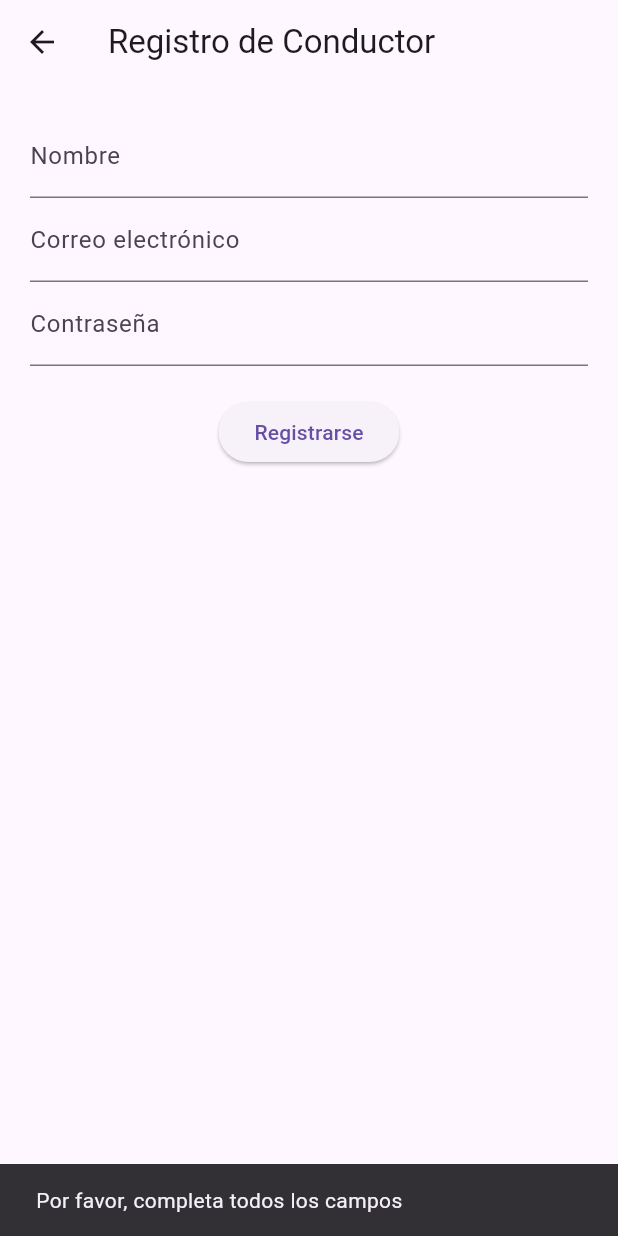
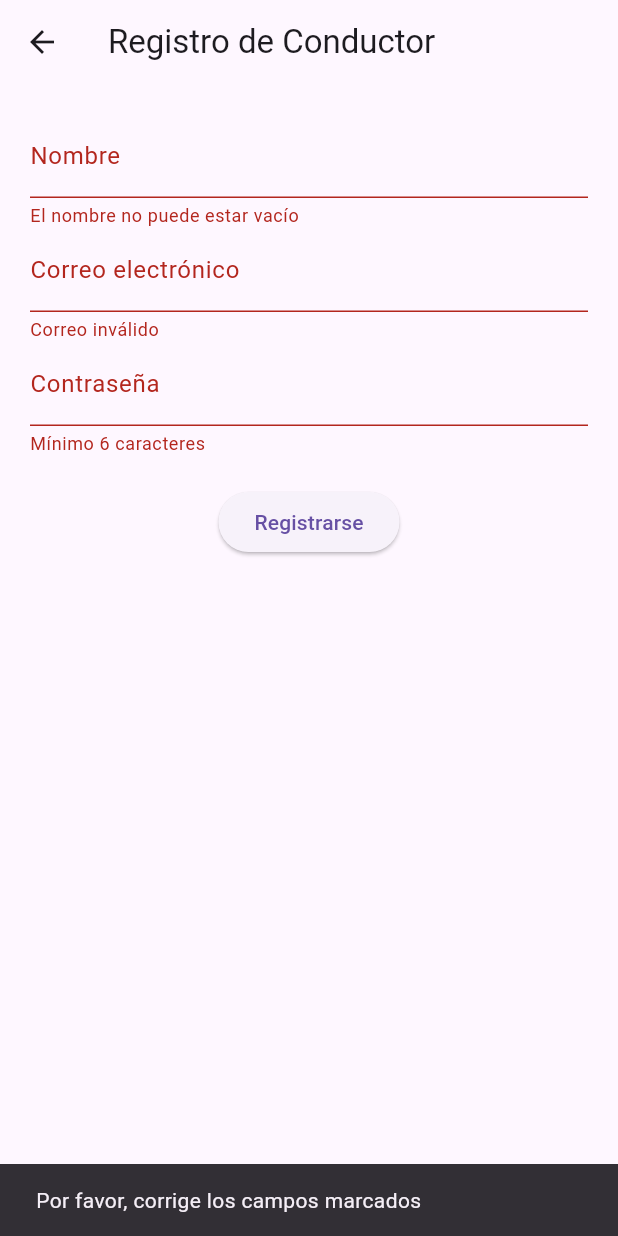
Before and after one commit to luisedus/onboarding, a Flutter app: the RegisterScreen screen opened directly, after a tap on "Registrarse", on a phone screen of 412 x 824 dp. Run offline on Flutter 3.47's test engine with Material 3 defaults, Android fonts, the phone set to English and light mode, and no system bars; our stand-ins replace flutter_map, latlong2.

Commit message:
register.dart

```diff
--- a/lib/screens/register.dart
+++ b/lib/screens/register.dart
@@ -6,7 +6,7 @@ import 'login.dart';
 // Servicio para API
 class ApiService {
   static Future<bool> crearUsuario(Map<String, String> data) async {
-    final url = Uri.parse('http://localhost:3000/api/usuarios'); // Cambia la URL si es necesario
+  final url = Uri.parse('http://10.0.2.2:3000/api/usuarios');
 
     try {
       final response = await http.post(
@@ -29,29 +29,37 @@ class ApiService {
 }
 
 // Pantalla de registro
-class RegisterScreen extends StatelessWidget {
+class RegisterScreen extends StatefulWidget {
+  @override
+  _RegisterScreenState createState() => _RegisterScreenState();
+}
+
+class _RegisterScreenState extends State<RegisterScreen> {
   final TextEditingController nameController = TextEditingController();
   final TextEditingController emailController = TextEditingController();
   final TextEditingController passwordController = TextEditingController();
+
+  bool isEmailValid = true;
+  bool isPasswordValid = true;
+  bool isNameValid = true;
 
   void registrarUsuario(BuildContext context) async {
     final nombre = nameController.text.trim();
     final correo = emailController.text.trim();
     final contrasena = passwordController.text.trim();
 
-    if (nombre.isEmpty || correo.isEmpty || contrasena.isEmpty) {
+    setState(() {
+      isNameValid = nombre.isNotEmpty;
+      isEmailValid = correo.contains('@') && correo.length >= 5;
+      isPasswordValid = contrasena.length >= 6;
+    });
+
+    if (!isNameValid || !isEmailValid || !isPasswordValid) {
       ScaffoldMessenger.of(context).showSnackBar(
-        SnackBar(content: Text('Por favor, completa todos los campos')),
+        SnackBar(content: Text('Por favor, corrige los campos marcados')),
       );
       return;
     }
-
-    if (!correo.contains('@') || correo.length < 5) {
-      ScaffoldMessenger.of(context).showSnackBar(
-      SnackBar(content: Text('Correo inválido')),
-    );
-  return;
-}
 
     final success = await ApiService.crearUsuario({
       'nombre': nombre,
@@ -65,8 +73,6 @@ class RegisterScreen extends StatelessWidget {
       ScaffoldMessenger.of(context).showSnackBar(
         SnackBar(content: Text('Registro exitoso. Inicia sesión.')),
       );
-
-      // Volver al login reemplazando la pantalla actual
       Navigator.pushReplacement(
         context,
         MaterialPageRoute(builder: (context) => LoginScreen()),
@@ -88,16 +94,25 @@ class RegisterScreen extends StatelessWidget {
           children: [
             TextField(
               controller: nameController,
-              decoration: InputDecoration(labelText: 'Nombre'),
+              decoration: InputDecoration(
+                labelText: 'Nombre',
+                errorText: isNameValid ? null : 'El nombre no puede estar vacío',
+              ),
             ),
             TextField(
               controller: emailController,
-              decoration: InputDecoration(labelText: 'Correo electrónico'),
+              decoration: InputDecoration(
+                labelText: 'Correo electrónico',
+                errorText: isEmailValid ? null : 'Correo inválido',
+              ),
             ),
             TextField(
               controller: passwordController,
               obscureText: true,
-              decoration: InputDecoration(labelText: 'Contraseña'),
+              decoration: InputDecoration(
+                labelText: 'Contraseña',
+                errorText: isPasswordValid ? null : 'Mínimo 6 caracteres',
+              ),
             ),
             SizedBox(height: 20),
             ElevatedButton(
```
